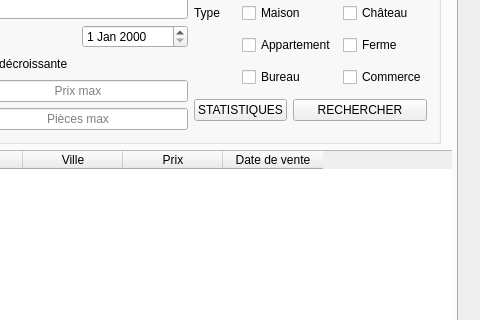
Old version of the form BestResidence/mainwindow.ui in the repository jordanlang/BestResidence; both pictures show x 432 to 912 and y 143 to 463 of the 912 by 544 pixel window.
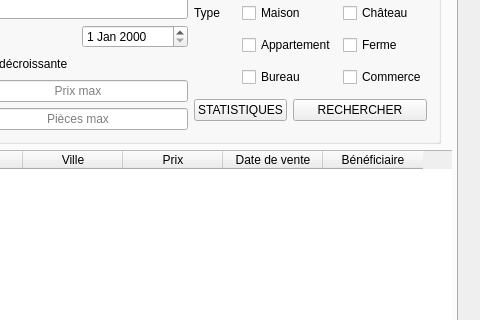
New version of the form. The open tabs and pages were chosen to show the change.

```diff
--- a/BestResidence/mainwindow.ui
+++ b/BestResidence/mainwindow.ui
@@ -1135,7 +1135,7 @@
              <enum>Qt::SolidLine</enum>
             </property>
             <property name="columnCount">
-             <number>7</number>
+             <number>8</number>
             </property>
             <attribute name="verticalHeaderVisible">
              <bool>false</bool>
@@ -1175,6 +1175,11 @@
               <string>Date de vente</string>
              </property>
             </column>
+            <column>
+             <property name="text">
+              <string>Bénéficiaire</string>
+             </property>
+            </column>
            </widget>
           </item>
          </layout>
```
Left out of the diff: 9 changed lines with no effect on the pictures.
